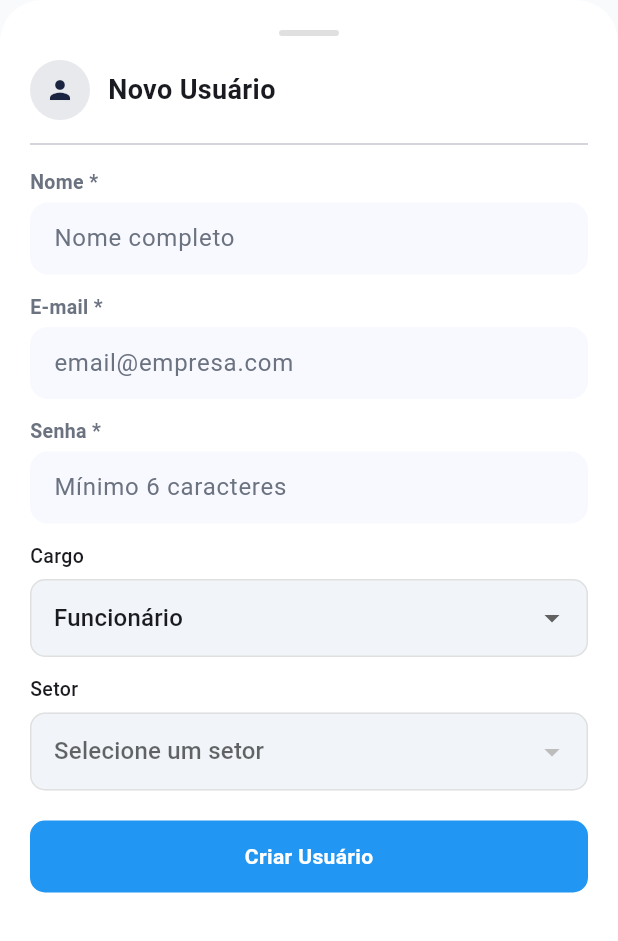
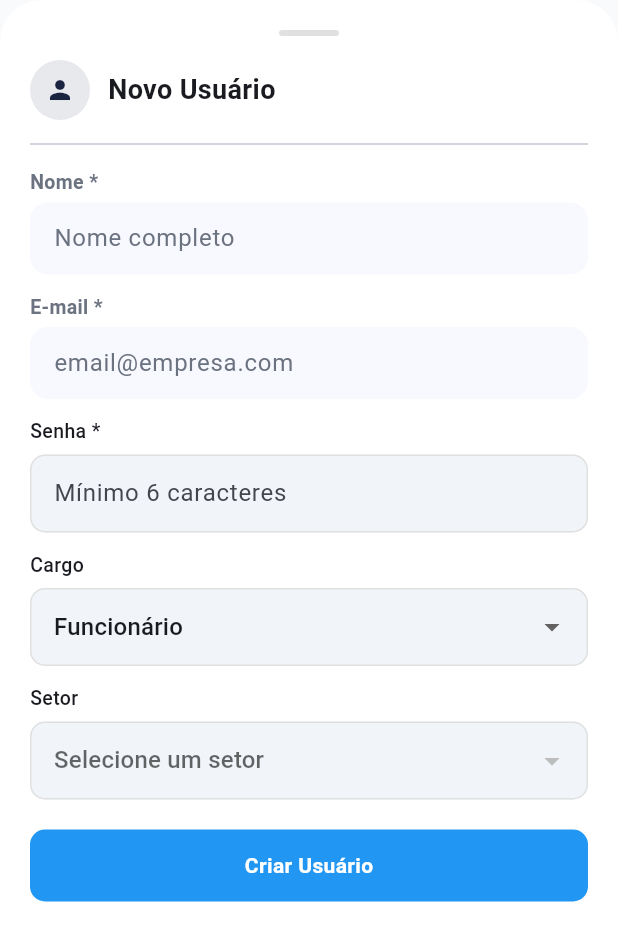
Before and after one commit to arthurRocha01/NOTIF, a Flutter app: the CreateEditUserModal widget shown alone on an empty page, opened directly, on a phone screen of 412 x 824 dp. Shown: the top 941 px of the screen. Run offline on Flutter 3.47's test engine with Material 3 defaults, Android fonts, the phone set to English and light mode, and no system bars; our stand-ins replace file_picker, firebase_core, firebase_messaging, fl_chart, flutter_riverpod, google_fonts and 3 more; accounts and stored records are empty; network calls fail.

Commit message:
corrige erros de compilação no painel admin
- NotifButton: onTap → onPressed nos modais
- NotifInput: senha usa TextFormField com obscureText nativo
- EmptyState: adiciona icon e title obrigatórios nas telas
- main.dart: move _resolveHome para método da classe

Co-Authored-By: Claude Sonnet 4.6 <noreply@anthropic.com>

```diff
--- a/frontend/lib/features/admin/modals/create_edit_sector_modal.dart
+++ b/frontend/lib/features/admin/modals/create_edit_sector_modal.dart
@@ -130,7 +130,7 @@ class _CreateEditSectorModalState extends ConsumerState<CreateEditSectorModal> {
               const SizedBox(height: AppSpacing.xl),
               NotifButton(
                 label: _isEditing ? 'Salvar' : 'Criar Setor',
-                onTap: _submit,
+                onPressed: _submit,
                 isLoading: _isLoading,
               ),
             ],
--- a/frontend/lib/features/admin/modals/create_edit_user_modal.dart
+++ b/frontend/lib/features/admin/modals/create_edit_user_modal.dart
@@ -179,15 +179,36 @@ class _CreateEditUserModalState extends ConsumerState<CreateEditUserModal> {
                 ),
                 if (!_isEditing) ...[
                   const SizedBox(height: AppSpacing.md),
-                  NotifInput(
-                    controller: _passwordCtrl,
-                    label: 'Senha',
-                    hint: 'Mínimo 6 caracteres',
-                    isRequired: true,
-                    obscureText: true,
-                    validator: (v) => v == null || v.length < 6
-                        ? 'Mínimo 6 caracteres'
-                        : null,
+                  Column(
+                    crossAxisAlignment: CrossAxisAlignment.start,
+                    children: [
+                      const Text('Senha *',
+                          style: TextStyle(
+                              fontSize: 13, fontWeight: FontWeight.w500)),
+                      const SizedBox(height: 6),
+                      TextFormField(
+                        controller: _passwordCtrl,
+                        obscureText: true,
+                        decoration: InputDecoration(
+                          hintText: 'Mínimo 6 caracteres',
+                          contentPadding: const EdgeInsets.symmetric(
+                              horizontal: 12, vertical: 14),
+                          border: OutlineInputBorder(
+                            borderRadius: BorderRadius.circular(10),
+                            borderSide: BorderSide(color: Colors.grey[300]!),
+                          ),
+                          enabledBorder: OutlineInputBorder(
+                            borderRadius: BorderRadius.circular(10),
+                            borderSide: BorderSide(color: Colors.grey[300]!),
+                          ),
+                          filled: true,
+                          fillColor: const Color(0xFFF1F5F9),
+                        ),
+                        validator: (v) => v == null || v.length < 6
+                            ? 'Mínimo 6 caracteres'
+                            : null,
+                      ),
+                    ],
                   ),
                 ],
                 const SizedBox(height: AppSpacing.md),
@@ -218,7 +239,7 @@ class _CreateEditUserModalState extends ConsumerState<CreateEditUserModal> {
                 const SizedBox(height: AppSpacing.xl),
                 NotifButton(
                   label: _isEditing ? 'Salvar' : 'Criar Usuário',
-                  onTap: _submit,
+                  onPressed: _submit,
                   isLoading: _isLoading,
                 ),
               ],
--- a/frontend/lib/features/admin/screens/sectors_management_screen.dart
+++ b/frontend/lib/features/admin/screens/sectors_management_screen.dart
@@ -82,7 +82,11 @@ class _SectorsManagementScreenState
       body: state.isLoading
           ? const LoadingIndicator()
           : state.sectors.isEmpty
-              ? const EmptyState(message: 'Nenhum setor cadastrado')
+              ? const EmptyState(
+                  icon: Icons.business_outlined,
+                  title: 'Sem setores',
+                  message: 'Nenhum setor cadastrado',
+                )
               : RefreshIndicator(
                   onRefresh: () =>
                       ref.read(adminSectorProvider.notifier).loadSectors(),
--- a/frontend/lib/features/admin/screens/users_management_screen.dart
+++ b/frontend/lib/features/admin/screens/users_management_screen.dart
@@ -96,7 +96,11 @@ class _UsersManagementScreenState
       body: state.isLoading
           ? const LoadingIndicator()
           : state.users.isEmpty
-              ? const EmptyState(message: 'Nenhum usuário cadastrado')
+              ? const EmptyState(
+                  icon: Icons.people_outline,
+                  title: 'Sem usuários',
+                  message: 'Nenhum usuário cadastrado',
+                )
               : RefreshIndicator(
                   onRefresh: () =>
                       ref.read(adminUserProvider.notifier).loadUsers(),
```
Also changed, not shown: frontend/lib/main.dart (+6 -6 lines).
